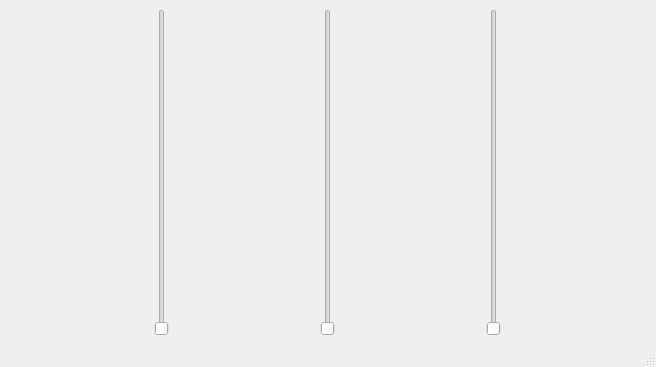
Qt form qt.ui (florg-32/LED-Control) before a commit.
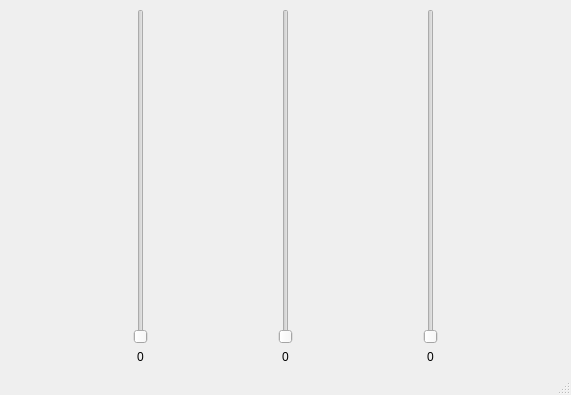
The same form after that commit.

The edit to the form file:
```diff
--- a/qt.ui
+++ b/qt.ui
@@ -6,8 +6,8 @@
    <rect>
     <x>0</x>
     <y>0</y>
-    <width>656</width>
-    <height>367</height>
+    <width>571</width>
+    <height>395</height>
    </rect>
   </property>
   <property name="windowTitle">
@@ -15,8 +15,34 @@
   </property>
   <widget class="QWidget" name="centralwidget">
    <layout class="QGridLayout" name="gridLayout">
-    <item row="0" column="0">
+    <item row="1" column="1">
+     <widget class="QSlider" name="bSlider">
+      <property name="maximum">
+       <number>255</number>
+      </property>
+      <property name="orientation">
+       <enum>Qt::Vertical</enum>
+      </property>
+     </widget>
+    </item>
+    <item row="3" column="0">
+     <widget class="QLabel" name="label_2">
+      <property name="text">
+       <string>0</string>
+      </property>
+      <property name="alignment">
+       <set>Qt::AlignCenter</set>
+      </property>
+     </widget>
+    </item>
+    <item row="1" column="2">
      <widget class="QSlider" name="rSlider">
+      <property name="sizePolicy">
+       <sizepolicy hsizetype="Fixed" vsizetype="Minimum">
+        <horstretch>0</horstretch>
+        <verstretch>0</verstretch>
+       </sizepolicy>
+      </property>
       <property name="maximum">
        <number>255</number>
       </property>
@@ -25,7 +51,27 @@
       </property>
      </widget>
     </item>
-    <item row="0" column="1">
+    <item row="3" column="2">
+     <widget class="QLabel" name="label">
+      <property name="text">
+       <string>0</string>
+      </property>
+      <property name="alignment">
+       <set>Qt::AlignCenter</set>
+      </property>
+     </widget>
+    </item>
+    <item row="3" column="1">
+     <widget class="QLabel" name="label_3">
+      <property name="text">
+       <string>0</string>
+      </property>
+      <property name="alignment">
+       <set>Qt::AlignCenter</set>
+      </property>
+     </widget>
+    </item>
+    <item row="1" column="0">
      <widget class="QSlider" name="gSlider">
       <property name="maximum">
        <number>255</number>
@@ -35,16 +81,6 @@
       </property>
      </widget>
     </item>
-    <item row="0" column="2">
-     <widget class="QSlider" name="bSlider">
-      <property name="maximum">
-       <number>255</number>
-      </property>
-      <property name="orientation">
-       <enum>Qt::Vertical</enum>
-      </property>
-     </widget>
-    </item>
    </layout>
   </widget>
   <widget class="QMenuBar" name="menubar">
```
Left out of the diff: 58 changed lines with no effect on the pictures.
